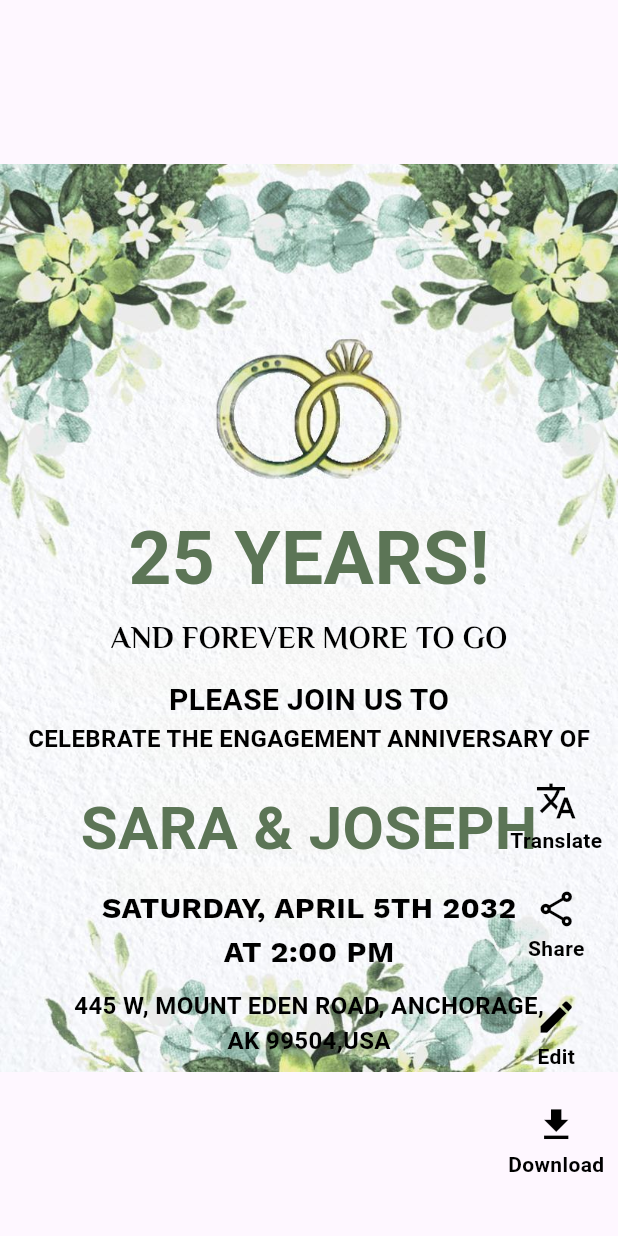
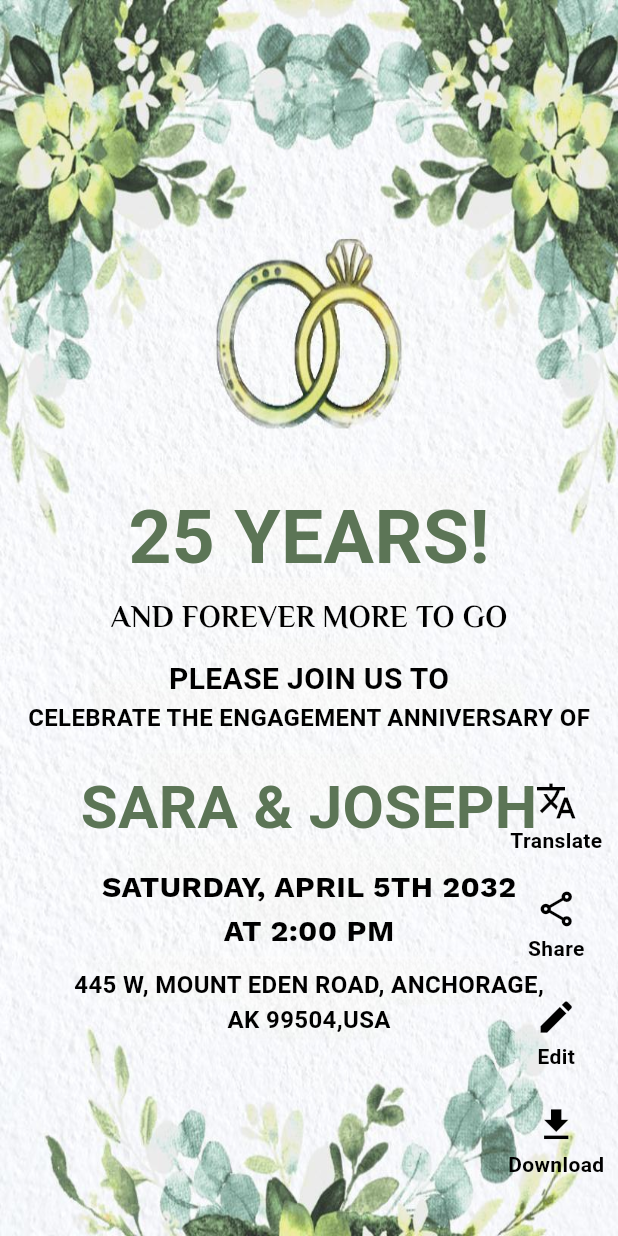
Before and after one commit to purnachandhar/templets, a Flutter app: the Template1 screen opened directly, on a phone screen of 412 x 824 dp. Run offline on Flutter 3.47's test engine with Material 3 defaults, Android fonts, the phone set to English and light mode, and no system bars; our stand-ins replace google_fonts; Roboto replaces fonts that are missing (Chivo, Marcellus).

Commit message:
made changes in the template1 dart file

```diff
--- a/lib/Templates/template1.dart
+++ b/lib/Templates/template1.dart
@@ -29,13 +29,14 @@ class _Template1State extends State<Template1> {
                 children: [
                   Image.asset(
                     "assets/images/1.jpg",
-                    // fit: BoxFit.fill,
+                    fit: BoxFit.fill,
                     height: height,
                     width: width,
                   ),
                   Column(
+                    mainAxisAlignment: MainAxisAlignment.center,
                     children: [
-                      h(height / 2.45),
+                      SizedBox(height: height*0.23,),  //use this format
                       Text(
                         "25 YEARS!",
                         style: GoogleFonts.abhayaLibre(
@@ -105,6 +106,7 @@ class _Template1State extends State<Template1> {
                             fontSize: 16,
                             fontWeight: FontWeight.w600),
                       ),
+
                     ],
                   ),
                 ],
--- a/lib/main.dart
+++ b/lib/main.dart
@@ -1,5 +1,7 @@
 import 'package:flutter/material.dart';
 import 'package:templets/sample_templet.dart';
+
+import 'Templates/template1.dart';
 
 void main() {
   runApp(const MyApp());
@@ -33,7 +35,7 @@ class MyApp extends StatelessWidget {
         colorScheme: ColorScheme.fromSeed(seedColor: Colors.deepPurple),
         useMaterial3: true,
       ),
-      home: SampleTemplet(),
+      home: Template1(),
     );
   }
 }
```
